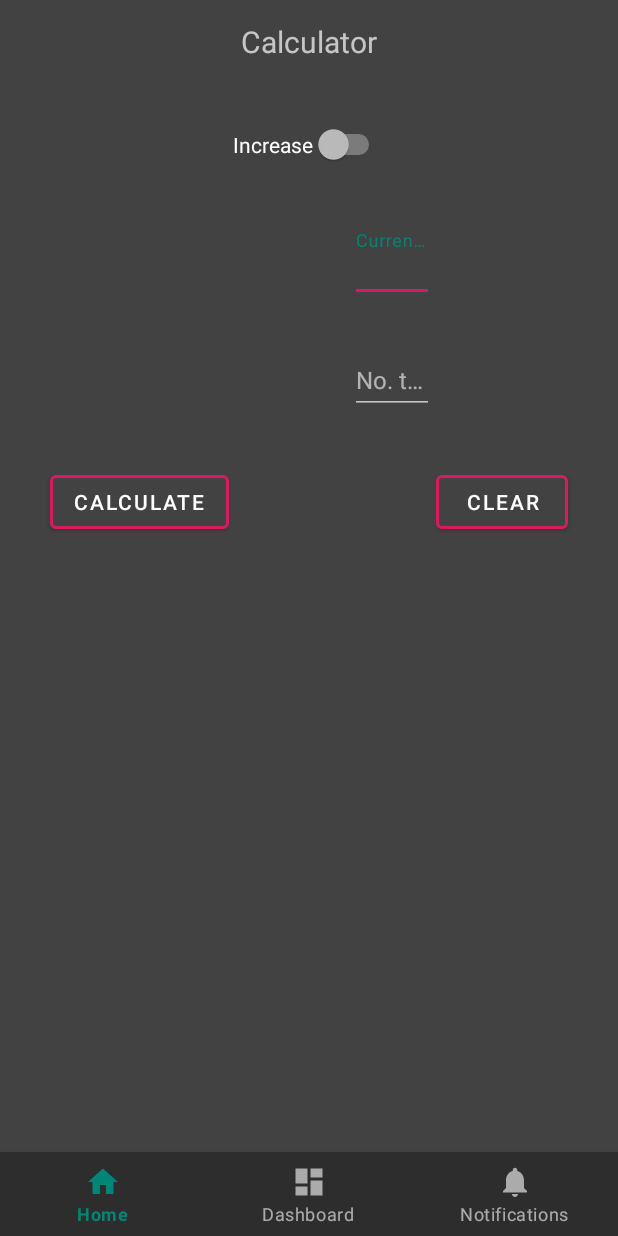
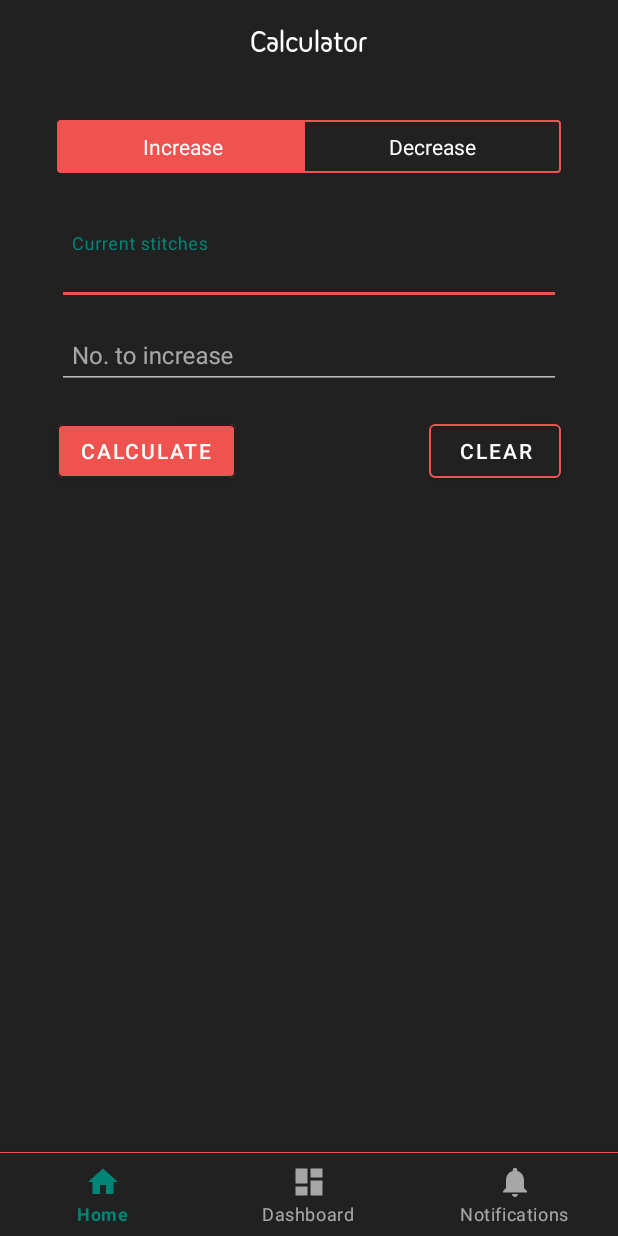
Before and after one commit to JamalMulla/UltimateKnittingCalculator, an Android app: the screen it shows after launch (MainActivity), after a tap on "CLEAR", on a phone screen of 412 x 824 dp. Run offline under Robolectric (Android 15) with nearby library versions, the phone set to English and light mode, and no system bars.

Commit message:
Significant UI and usability improvements.

```diff
--- a/app/src/main/java/com/jmulla/ukc/MainActivity.java
+++ b/app/src/main/java/com/jmulla/ukc/MainActivity.java
@@ -1,5 +1,8 @@
 package com.jmulla.ukc;
 
+import android.app.ActivityManager;
+import android.graphics.Bitmap;
+import android.graphics.BitmapFactory;
 import android.os.Bundle;
 import android.support.annotation.NonNull;
 import android.support.design.widget.BottomNavigationView;
@@ -17,15 +20,24 @@ import android.view.View;
 import android.widget.Button;
 import android.widget.CompoundButton;
 import android.widget.EditText;
+import android.widget.RadioButton;
+import android.widget.RadioGroup;
 import android.widget.Switch;
 import android.widget.TextView;
+import android.widget.Toast;
 
 import static com.jmulla.ukc.IncreasesDecreases.decrease;
 import static com.jmulla.ukc.IncreasesDecreases.increase;
 
 public class MainActivity extends AppCompatActivity {
-
-    private TextView mTextMessage;
+    private RadioGroup switch_mode;
+    private RadioButton btn_increase;
+    private RadioButton btn_decrease;
+    private TextInputEditText et_num_stitches;
+    private TextInputEditText et_num_change;
+    private TextInputLayout til;
+    private TextView tv_method2;
+    private TextView tv_method1;
 
     private BottomNavigationView.OnNavigationItemSelectedListener mOnNavigationItemSelectedListener
             = new BottomNavigationView.OnNavigationItemSelectedListener() {
@@ -34,21 +46,28 @@ public class MainActivity extends AppCompatActivity {
         public boolean onNavigationItemSelected(@NonNull MenuItem item) {
             switch (item.getItemId()) {
                 case R.id.navigation_home:
-                    mTextMessage.setText(R.string.title_home);
                     return true;
                 case R.id.navigation_dashboard:
-                    mTextMessage.setText(R.string.title_dashboard);
-                    return true;
+                    return false;
                 case R.id.navigation_notifications:
-                    mTextMessage.setText(R.string.title_notifications);
-                    return true;
+                    return false;
             }
             return false;
         }
     };
 
+
+
     @Override
     protected void onCreate(Bundle savedInstanceState) {
+        //Changes color of taskbar
+        Bitmap bm = BitmapFactory.decodeResource(getResources(), getApplicationInfo().icon);
+        if (android.os.Build.VERSION.SDK_INT >= android.os.Build.VERSION_CODES.LOLLIPOP) {
+            int color =  getResources().getColor(R.color.grey900);
+            ActivityManager.TaskDescription taskDesc = new ActivityManager.TaskDescription("Knitting Calculator", bm, color);
+            this.setTaskDescription(taskDesc);
+        }
+
         super.onCreate(savedInstanceState);
         setContentView(R.layout.activity_main);
         final Toolbar myToolbar = findViewById(R.id.my_toolbar);
@@ -58,58 +77,25 @@ public class MainActivity extends AppCompatActivity {
         if (supportActionBar != null) {
             supportActionBar.setDisplayShowTitleEnabled(false);
         }
-        mTextMessage = findViewById(R.id.message);
         BottomNavigationView navigation = findViewById(R.id.navigation);
         navigation.setOnNavigationItemSelectedListener(mOnNavigationItemSelectedListener);
-
-        final Switch mode = findViewById(R.id.switch_mode);
+        switch_mode = findViewById(R.id.switch_mode);
+        btn_increase = findViewById(R.id.btn_increase);
+        btn_decrease = findViewById(R.id.btn_decrease);
         Button btn_calc = findViewById(R.id.btn_calc);
         Button btn_clear = findViewById(R.id.btn_clear);
-        final EditText et_num_stitches = findViewById(R.id.et_num_stitches);
-        final TextInputEditText et_num_change = findViewById(R.id.et_num_change);
-        final TextView tv_method1 = findViewById(R.id.tv_method1);
-        final TextView tv_method2 = findViewById(R.id.tv_method2);
-        final TextInputLayout til = findViewById(R.id.textInputLayout);
+        et_num_stitches = findViewById(R.id.et_num_stitches);
+        et_num_change = findViewById(R.id.et_num_change);
+        til = findViewById(R.id.textInputLayout);
+        tv_method1 = findViewById(R.id.tv_method1);
+        tv_method2 = findViewById(R.id.tv_method2);
 
-        et_num_stitches.addTextChangedListener(new TextWatcher() {
-            @Override
-            public void beforeTextChanged(CharSequence charSequence, int i, int i1, int i2) {
-
-            }
-
-            @Override
-            public void onTextChanged(CharSequence charSequence, int i, int i1, int i2) {
-                calculateAndSetTVs(et_num_stitches, et_num_change, mode, tv_method1, tv_method2);
-            }
-
-            @Override
-            public void afterTextChanged(Editable editable) {
-
-            }
-        });
-
-        et_num_change.addTextChangedListener(new TextWatcher() {
-            @Override
-            public void beforeTextChanged(CharSequence charSequence, int i, int i1, int i2) {
-
-            }
-
-            @Override
-            public void onTextChanged(CharSequence charSequence, int i, int i1, int i2) {
-                calculateAndSetTVs(et_num_stitches, et_num_change, mode, tv_method1, tv_method2);
-            }
-
-            @Override
-            public void afterTextChanged(Editable editable) {
-
-            }
-        });
 
 
         btn_calc.setOnClickListener(new View.OnClickListener() {
             @Override
             public void onClick(View view) {
-                calculateAndSetTVs(et_num_stitches, et_num_change, mode, tv_method1, tv_method2);
+                calculateAndSetTVs();
             }
         });
 
@@ -119,49 +105,59 @@ public class MainActivity extends AppCompatActivity {
                 et_num_stitches.setText("");
                 et_num_change.setText("");
                 et_num_stitches.requestFocus();
+                tv_method1.setText("");
+                tv_method2.setText("");
+                tv_method1.setVisibility(View.GONE);
+                tv_method2.setVisibility(View.GONE);
             }
         });
 
-        mode.setOnCheckedChangeListener(new CompoundButton.OnCheckedChangeListener() {
+        switch_mode.setOnCheckedChangeListener(new RadioGroup.OnCheckedChangeListener() {
             @Override
-            public void onCheckedChanged(CompoundButton compoundButton, boolean isChecked) {
-                if (isChecked){
-                    compoundButton.setText("Decreasing");
-                    til.setHint("No. to decrease");
-
-                } else {
-                    compoundButton.setText("Increasing");
+            public void onCheckedChanged(RadioGroup radioGroup, int i) {
+                if (radioGroup.getCheckedRadioButtonId() == btn_increase.getId()){
                     til.setHint("No. to increase");
                 }
-                calculateAndSetTVs(et_num_stitches, et_num_change, mode, tv_method1, tv_method2);
+                if (radioGroup.getCheckedRadioButtonId() == btn_decrease.getId()){
+                    til.setHint("No. to decrease");
+                }
+                calculateAndSetTVs();
             }
         });
 
+
     }
 
-    private void calculateAndSetTVs(EditText et_num_stitches, EditText et_num_change, Switch mode, TextView tv_method1, TextView tv_method2) {
+    private void calculateAndSetTVs() {
+        boolean success = false;
         int stitches = 0;
         try {
             stitches = Integer.parseInt(et_num_stitches.getText().toString());
-        } catch (NumberFormatException e) {
+            success = true;
+        } catch (Exception e) {
             e.printStackTrace();
         }
         int changes = 0;
         try {
             changes = Integer.parseInt(et_num_change.getText().toString());
-        } catch (NumberFormatException e) {
+            success = true;
+        } catch (Exception e) {
             e.printStackTrace();
         }
-
-        if (!mode.isChecked()){
+        if (success){
+            if (switch_mode.getCheckedRadioButtonId() == btn_increase.getId()){
                 Pair<String, String> increase = increase(stitches, changes);
                 tv_method1.setText(increase.first);
                 tv_method2.setText(increase.second);
-        }else {
+            }else if (switch_mode.getCheckedRadioButtonId() == btn_decrease.getId()){
                 Pair<String, String> decrease = decrease(stitches, changes);
                 tv_method1.setText(decrease.first);
                 tv_method2.setText(decrease.second);
             }
+            tv_method1.setVisibility(View.VISIBLE);
+            tv_method2.setVisibility(View.VISIBLE);
         }
 
     }
+
+}
--- /dev/null
+++ b/app/src/main/res/drawable/bottom_nav_line.xml
@@ -0,0 +1,13 @@
+<?xml version="1.0" encoding="utf-8"?>
+<layer-list xmlns:android="http://schemas.android.com/apk/res/android">
+    <item>
+        <shape android:shape="rectangle">
+            <solid android:color="@color/colorAccent" />
+        </shape>
+    </item>
+    <item android:top="1dp">
+        <shape android:shape="rectangle">
+            <solid android:color="?attr/backgroundColor" />
+        </shape>
+    </item>
+</layer-list>
--- /dev/null
+++ b/app/src/main/res/drawable/custom_toggle.xml
@@ -0,0 +1,6 @@
+<?xml version="1.0" encoding="UTF-8" standalone="no"?>
+<selector xmlns:android="http://schemas.android.com/apk/res/android">
+    <item android:drawable="@color/colorAccent" android:state_checked="true" />
+    <item android:drawable="@color/colorAccentDark" android:state_pressed="true" />
+    <item android:drawable="@color/colorTransparent" />
+</selector>
--- /dev/null
+++ b/app/src/main/res/drawable/pink_outline.xml
@@ -0,0 +1,8 @@
+<shape xmlns:android="http://schemas.android.com/apk/res/android"
+    android:shape="rectangle">
+    <corners android:radius="2dp" />
+    <solid android:color="?attr/backgroundColor" />
+    <stroke
+        android:width="1dp"
+        android:color="@color/colorAccent" />
+</shape>
--- a/app/src/main/res/layout/activity_main.xml
+++ b/app/src/main/res/layout/activity_main.xml
@@ -17,12 +17,14 @@
 
         <TextView
             android:id="@+id/toolbar_title"
+            android:padding="0dp"
+            android:text="Calculator"
+            android:textColor="@color/white"
             android:layout_width="wrap_content"
             android:layout_height="wrap_content"
             android:layout_gravity="center"
-            android:padding="0dp"
-            android:text="Calculator"
-            android:textSize="20sp" />
+            android:textSize="20sp"
+            app:fontFamily="@font/sary_soft_soft_regular"/>
     </android.support.v7.widget.Toolbar>
 
     <android.support.constraint.ConstraintLayout
@@ -31,40 +33,96 @@
         android:layout_height="0dp"
         app:layout_constraintTop_toBottomOf="@+id/my_toolbar">
 
+        <RadioGroup
+            android:id="@+id/switch_mode"
+            android:layout_width="0dp"
+            android:layout_height="35dp"
+            android:layout_marginStart="8dp"
+            android:layout_marginTop="24dp"
+            android:layout_marginEnd="8dp"
+            android:layout_marginBottom="32dp"
+            android:background="@drawable/pink_outline"
+            android:checkedButton="@id/btn_increase"
+            android:orientation="horizontal"
+            app:layout_constraintBottom_toTopOf="@+id/textInputLayout2"
+            app:layout_constraintEnd_toStartOf="@+id/gl_right_top"
+            app:layout_constraintStart_toStartOf="@+id/gl_left_top"
+            app:layout_constraintTop_toTopOf="parent"
+            app:layout_constraintVertical_chainStyle="spread">
+
+            <RadioButton
+                android:id="@+id/btn_increase"
+                android:layout_width="wrap_content"
+                android:layout_height="match_parent"
+                android:layout_marginStart="1dp"
+                android:layout_marginTop="1dp"
+                android:layout_marginBottom="1dp"
+                android:layout_weight="1"
+                android:background="@drawable/custom_toggle"
+                android:button="@null"
+                android:gravity="center"
+                android:text="Increase"
+                android:textColor="@color/white" />
+
+            <RadioButton
+                android:id="@+id/btn_decrease"
+                android:layout_width="wrap_content"
+                android:layout_height="match_parent"
+                android:layout_marginTop="1dp"
+                android:layout_marginEnd="1dp"
+                android:layout_marginBottom="1dp"
+                android:layout_weight="1"
+                android:background="@drawable/custom_toggle"
+                android:button="@null"
+                android:gravity="center"
+                android:text="Decrease"
+                android:textColor="@color/white" />
+        </RadioGroup>
+
         <android.support.constraint.Guideline
-            android:id="@+id/guideline2"
+            android:id="@+id/gl_right_top"
+            android:layout_width="wrap_content"
+            android:layout_height="wrap_content"
+            android:orientation="vertical"
+            app:layout_constraintGuide_end="30dp" />
+
+        <android.support.constraint.Guideline
+            android:id="@+id/gl_left_top"
+            android:layout_width="wrap_content"
+            android:layout_height="wrap_content"
+            android:orientation="vertical"
+            app:layout_constraintGuide_begin="30dp" />
+
+        <android.support.constraint.Guideline
+            android:id="@+id/gl_center_h"
             android:layout_width="wrap_content"
             android:layout_height="wrap_content"
             android:orientation="horizontal"
-            app:layout_constraintGuide_begin="247dp" />
-
-        <android.support.constraint.Guideline
-            android:id="@+id/guideline5"
-            android:layout_width="wrap_content"
-            android:layout_height="wrap_content"
-            android:orientation="vertical"
-            app:layout_constraintGuide_begin="158dp" />
+            app:layout_constraintGuide_begin="286dp" />
 
         <android.support.design.widget.TextInputLayout
             android:id="@+id/textInputLayout2"
             style="@style/Widget.MaterialComponents.TextInputLayout.OutlinedBox"
+            android:layout_width="0dp"
+            android:layout_height="wrap_content"
+            android:layout_marginStart="8dp"
+            android:layout_marginTop="8dp"
+            android:layout_marginEnd="8dp"
             android:hint="Current stitches"
-            android:layout_width="wrap_content"
-            android:layout_height="wrap_content"
-            android:layout_marginTop="8dp"
+            app:boxStrokeWidth="1dp"
             app:layout_constraintBottom_toTopOf="@+id/textInputLayout"
-            app:layout_constraintEnd_toEndOf="parent"
+            app:layout_constraintEnd_toStartOf="@+id/gl_right_top"
             app:layout_constraintHorizontal_bias="0.75"
-            app:layout_constraintStart_toStartOf="parent"
+            app:layout_constraintStart_toStartOf="@+id/gl_left_top"
             app:layout_constraintTop_toBottomOf="@+id/switch_mode"
             app:theme="@style/AppTheme">
 
             <android.support.design.widget.TextInputEditText
                 android:id="@+id/et_num_stitches"
-                android:layout_width="wrap_content"
+                android:layout_width="match_parent"
                 android:layout_height="wrap_content"
-                android:layout_marginStart="8dp"
-                android:layout_marginEnd="48dp"
+                android:paddingStart="10dp"
+                android:paddingEnd="10dp"
                 android:ems="10"
                 android:inputType="number"
                 android:text=""
@@ -76,28 +134,29 @@
         <android.support.design.widget.TextInputLayout
             android:id="@+id/textInputLayout"
             style="@style/Widget.MaterialComponents.TextInputLayout.OutlinedBox"
+            android:layout_width="0dp"
+            android:layout_height="wrap_content"
+            android:layout_marginStart="8dp"
+            android:layout_marginTop="8dp"
+            android:layout_marginEnd="8dp"
             android:hint="No. to increase"
-            android:layout_width="wrap_content"
-            android:layout_height="wrap_content"
-            app:layout_constraintBottom_toTopOf="@+id/guideline2"
-            app:layout_constraintEnd_toEndOf="parent"
+            app:boxStrokeWidth="1dp"
+            app:layout_constraintEnd_toStartOf="@+id/gl_right_top"
             app:layout_constraintHorizontal_bias="0.75"
-            app:layout_constraintStart_toStartOf="parent"
+            app:layout_constraintStart_toStartOf="@+id/gl_left_top"
             app:layout_constraintTop_toBottomOf="@+id/textInputLayout2"
             app:theme="@style/AppTheme">
 
             <android.support.design.widget.TextInputEditText
                 android:id="@+id/et_num_change"
-
-                android:layout_width="wrap_content"
+                android:layout_width="match_parent"
                 android:layout_height="wrap_content"
-                android:layout_marginStart="8dp"
-                android:layout_marginEnd="48dp"
                 android:ems="10"
                 android:inputType="number"
+                android:paddingStart="10dp"
+                android:paddingEnd="10dp"
                 android:text=""
                 android:textSize="16sp" />
-
         </android.support.design.widget.TextInputLayout>
 
 
@@ -105,70 +164,72 @@
             android:id="@+id/btn_calc"
             android:layout_width="wrap_content"
             android:layout_height="wrap_content"
-            android:layout_marginTop="8dp"
+            android:layout_marginStart="8dp"
+            android:layout_marginTop="16dp"
             android:layout_marginEnd="8dp"
-            android:layout_marginBottom="24dp"
+            android:layout_marginBottom="16dp"
             android:text="Calculate"
-            android:textColor="#fff"
-            app:strokeColor="@color/colorAccent"
-            app:strokeWidth="2dp"
-            app:backgroundTint="?attr/backgroundColor"
-            app:layout_constraintBottom_toTopOf="@+id/tv_method1"
+            android:textColor="@color/white"
+            app:backgroundTint="@color/colorAccent"
+            app:layout_constraintBottom_toTopOf="@+id/gl_center_h"
             app:layout_constraintEnd_toStartOf="@+id/btn_clear"
-            app:layout_constraintStart_toStartOf="parent"
-            app:layout_constraintTop_toTopOf="@+id/guideline2"
+            app:layout_constraintHorizontal_chainStyle="spread_inside"
+            app:layout_constraintStart_toStartOf="@+id/gl_left_top"
+            app:layout_constraintTop_toBottomOf="@+id/textInputLayout"
             app:layout_constraintVertical_chainStyle="spread_inside"
-/>
+            app:strokeColor="@color/grey900"
+            app:strokeWidth="1dp" />
 
         <android.support.design.button.MaterialButton
             android:id="@+id/btn_clear"
             android:layout_width="wrap_content"
             android:layout_height="wrap_content"
-            android:layout_marginStart="96dp"
-            android:layout_marginTop="8dp"
+            android:layout_marginTop="16dp"
+            android:layout_marginEnd="8dp"
+            android:layout_marginBottom="16dp"
             android:text="Clear"
-            android:textColor="#fff"
+            android:textColor="@color/white"
+            app:backgroundTint="?attr/backgroundColor"
+            app:layout_constraintBottom_toTopOf="@+id/gl_center_h"
+            app:layout_constraintEnd_toStartOf="@+id/gl_right_top"
+            app:layout_constraintStart_toEndOf="@+id/btn_calc"
+            app:layout_constraintTop_toBottomOf="@+id/textInputLayout"
             app:strokeColor="@color/colorAccent"
-            app:strokeWidth="2dp"
-            app:backgroundTint="?attr/backgroundColor"
-            app:layout_constraintEnd_toEndOf="parent"
-            app:layout_constraintStart_toEndOf="@+id/btn_calc"
-            app:layout_constraintTop_toTopOf="@+id/guideline2" />
+            app:strokeWidth="1dp" />
 
-        <Switch
-            android:id="@+id/switch_mode"
-            android:layout_width="wrap_content"
-            android:layout_height="wrap_content"
-            android:layout_marginBottom="8dp"
-            android:text="Increase"
-            app:layout_constraintBottom_toTopOf="@+id/textInputLayout2"
-            app:layout_constraintEnd_toEndOf="parent"
-            app:layout_constraintStart_toStartOf="parent"
-            app:layout_constraintTop_toTopOf="parent" />
 
         <TextView
             android:id="@+id/tv_method1"
-            android:layout_width="wrap_content"
+            android:layout_width="0dp"
             android:layout_height="wrap_content"
+            android:layout_marginStart="8dp"
+            android:layout_marginTop="32dp"
             android:layout_marginEnd="8dp"
+            android:background="@drawable/pink_outline"
             android:padding="10dp"
             android:textAlignment="center"
+            android:textColor="@color/white"
+            android:visibility="gone"
             app:layout_constraintBottom_toTopOf="@+id/tv_method2"
-            app:layout_constraintEnd_toEndOf="parent"
-            app:layout_constraintStart_toStartOf="parent"
-            app:layout_constraintTop_toBottomOf="@+id/btn_calc" />
+            app:layout_constraintEnd_toStartOf="@+id/gl_right_top"
+            app:layout_constraintStart_toStartOf="@+id/gl_left_top"
+            app:layout_constraintTop_toTopOf="@+id/gl_center_h" />
 
         <TextView
             android:id="@+id/tv_method2"
-            android:layout_width="wrap_content"
+            android:layout_width="0dp"
             android:layout_height="wrap_content"
+            android:layout_marginStart="8dp"
             android:layout_marginTop="16dp"
             android:layout_marginEnd="8dp"
+            android:background="@drawable/pink_outline"
             android:padding="10dp"
             android:textAlignment="center"
+            android:textColor="@color/white"
+            android:visibility="gone"
             app:layout_constraintBottom_toBottomOf="parent"
-            app:layout_constraintEnd_toEndOf="parent"
-            app:layout_constraintStart_toStartOf="parent"
+            app:layout_constraintEnd_toStartOf="@+id/gl_right_top"
+            app:layout_constraintStart_toStartOf="@+id/gl_left_top"
             app:layout_constraintTop_toBottomOf="@+id/tv_method1" />
     </android.support.constraint.ConstraintLayout>
 
@@ -176,7 +237,7 @@
         android:id="@+id/navigation"
         android:layout_width="0dp"
         android:layout_height="wrap_content"
-        android:background="?android:attr/windowBackground"
+        android:background="@drawable/bottom_nav_line"
         app:layout_constraintBottom_toBottomOf="parent"
         app:layout_constraintHorizontal_bias="0.6"
         app:layout_constraintLeft_toLeftOf="parent"
--- a/app/src/main/res/values/colors.xml
+++ b/app/src/main/res/values/colors.xml
@@ -1,7 +1,12 @@
 <?xml version="1.0" encoding="utf-8"?>
-<resources>
+<resources xmlns:tools="http://schemas.android.com/tools">
     <color name="colorPrimary">#008577</color>
     <color name="colorPrimaryDark">#00574B</color>
-    <color name="colorAccent">#D81B60</color>
-    <color name="grey800">#424242</color>
+    <color name="colorAccent">#ef5350</color>
+    <color name="colorAccentDark">#f44336</color>
+    <color name="colorTransparent">#00ffffff</color>
+    <color name="grey900">#212121</color>
+
+    <color name="white">#fff</color>
+    <color name="mtrl_textinput_default_box_stroke_color" tools:override="true">@color/white</color>
 </resources>
--- a/app/src/main/res/values/styles.xml
+++ b/app/src/main/res/values/styles.xml
@@ -6,8 +6,8 @@
         <item name="colorPrimary">@color/colorPrimary</item>
         <item name="colorPrimaryDark">@color/colorPrimaryDark</item>
         <item name="colorAccent">@color/colorAccent</item>
-        <item name="backgroundColor">@color/grey800</item>
-        <item name="android:statusBarColor">@color/grey800</item>
+        <item name="backgroundColor">@color/grey900</item>
+        <item name="android:statusBarColor">?attr/backgroundColor</item>
     </style>
 
 </resources>
```
Also changed, not shown: app/src/main/res/font/sary_soft_soft_light.otf (added), app/src/main/res/font/sary_soft_soft_regular.otf (added). Lines whose indentation alone changed are shown as unchanged.
